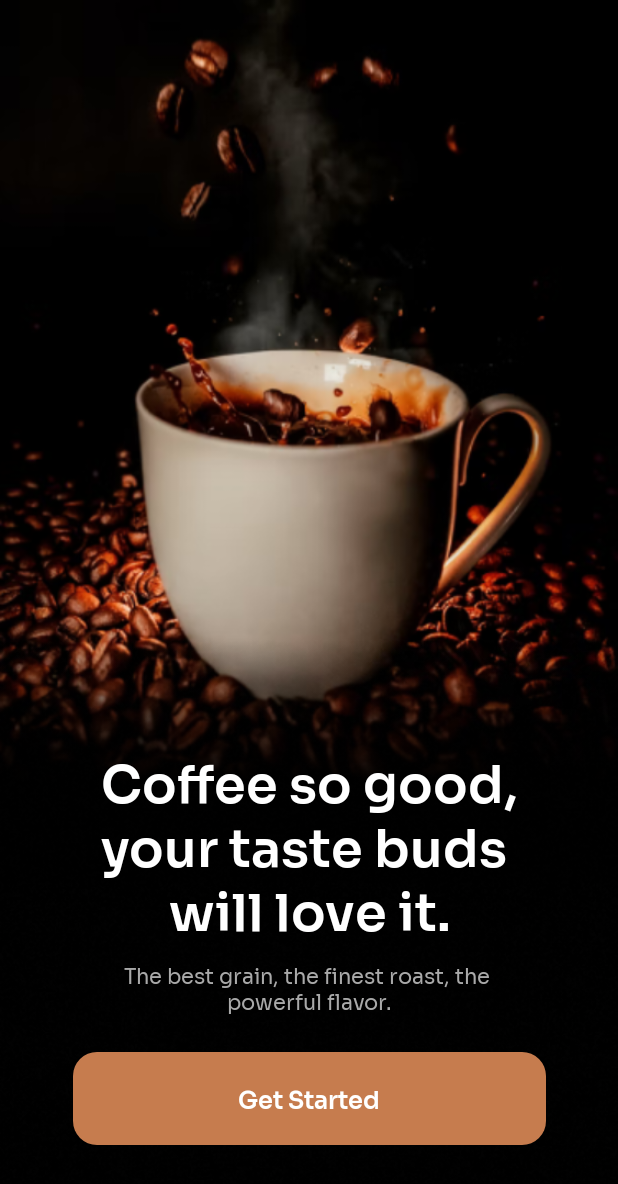
After one commit to Limbyc/MyApplication, an Android app: the layout registration_fragment.xml on its own in the app's theme, with its tools: preview values and no code run, on a phone screen of 412 x 824 dp. The commit adds this screen. Shown: the top 1184 px of the screen. Run offline under Robolectric (Android 15) with nearby library versions, the phone set to English and light mode, and no system bars.

Commit message:
create first page

```diff
--- a/app/build.gradle.kts
+++ b/app/build.gradle.kts
@@ -5,12 +5,12 @@ plugins {
 
 android {
     namespace = "com.valance.myapplication"
-    compileSdk = 33
+    compileSdk = 34
 
     defaultConfig {
         applicationId = "com.valance.myapplication"
         minSdk = 26
-        targetSdk = 33
+        targetSdk = 34
         versionCode = 1
         versionName = "1.0"
 
@@ -33,6 +33,9 @@ android {
     kotlinOptions {
         jvmTarget = "1.8"
     }
+    buildFeatures{
+        viewBinding = true
+    }
 }
 
 dependencies {
--- a/app/src/main/java/com/valance/myapplication/MainActivity.kt
+++ b/app/src/main/java/com/valance/myapplication/MainActivity.kt
@@ -2,10 +2,26 @@ package com.valance.myapplication
 
 import androidx.appcompat.app.AppCompatActivity
 import android.os.Bundle
+import androidx.core.view.WindowCompat
+import androidx.core.view.WindowInsetsCompat
+import androidx.core.view.WindowInsetsControllerCompat
+import com.valance.myapplication.databinding.ActivityMainBinding
 
 class MainActivity : AppCompatActivity() {
+    private lateinit var binding: ActivityMainBinding
     override fun onCreate(savedInstanceState: Bundle?) {
         super.onCreate(savedInstanceState)
-        setContentView(R.layout.activity_main)
+        binding = ActivityMainBinding.inflate(layoutInflater)
+        setContentView(binding.root)
+        hideSystemUI()
+    }
+
+    private fun hideSystemUI() {
+        WindowCompat.setDecorFitsSystemWindows(window, false)
+        WindowInsetsControllerCompat(window, binding.root).let { controller ->
+            controller.hide(WindowInsetsCompat.Type.systemBars())
+            controller.systemBarsBehavior =
+                WindowInsetsControllerCompat.BEHAVIOR_SHOW_TRANSIENT_BARS_BY_SWIPE
+        }
     }
 }
--- /dev/null
+++ b/app/src/main/java/com/valance/myapplication/ui/fragments/DetailFragment.kt
@@ -0,0 +1,4 @@
+package com.valance.myapplication.ui.fragments
+
+class DetailFragment {
+}
--- /dev/null
+++ b/app/src/main/java/com/valance/myapplication/ui/fragments/MainFragment.java
@@ -0,0 +1,4 @@
+package com.valance.myapplication.ui.fragments;
+
+public class MainFragment {
+}
--- /dev/null
+++ b/app/src/main/java/com/valance/myapplication/ui/fragments/OrderFragment.kt
@@ -0,0 +1,4 @@
+package com.valance.myapplication.ui.fragments
+
+class OrderFragment {
+}
--- /dev/null
+++ b/app/src/main/java/com/valance/myapplication/ui/fragments/StartingFragment.kt
@@ -0,0 +1,4 @@
+package com.valance.myapplication.ui.fragments
+
+class StartingFragment {
+}
--- /dev/null
+++ b/app/src/main/res/drawable/button_background.xml
@@ -0,0 +1,18 @@
+<?xml version="1.0" encoding="utf-8"?>
+<selector xmlns:android="http://schemas.android.com/apk/res/android">
+
+    <item android:state_pressed="true">
+        <shape android:shape="rectangle">
+            <corners android:radius="16dp" />
+            <solid android:color="@color/button_pressed" />
+        </shape>
+    </item>
+
+    <item>
+        <shape android:shape="rectangle">
+            <corners android:radius="16dp" />
+            <solid android:color="@color/button" />
+        </shape>
+    </item>
+
+</selector>
--- /dev/null
+++ b/app/src/main/res/layout/registration_fragment.xml
@@ -0,0 +1,78 @@
+<?xml version="1.0" encoding="utf-8"?>
+<FrameLayout xmlns:android="http://schemas.android.com/apk/res/android"
+    xmlns:tools="http://schemas.android.com/tools"
+    android:layout_width="match_parent"
+    android:layout_height="match_parent"
+    xmlns:app="http://schemas.android.com/apk/res-auto">
+
+    <androidx.appcompat.widget.AppCompatImageView
+        android:layout_width="match_parent"
+        android:layout_height="match_parent"
+        android:scaleType="fitStart"
+        android:src="@drawable/coffee" />
+
+    <androidx.appcompat.widget.AppCompatImageView
+        android:layout_width="match_parent"
+        android:layout_height="match_parent"
+        android:scaleType="fitEnd"
+        android:layout_gravity="bottom"
+        android:src="@drawable/affect" />
+
+    <androidx.constraintlayout.widget.ConstraintLayout
+        android:layout_width="match_parent"
+        android:layout_height="match_parent">
+
+        <androidx.constraintlayout.widget.Guideline
+            android:id="@+id/guideline"
+            android:layout_width="match_parent"
+            android:layout_height="wrap_content"
+            android:orientation="horizontal"
+            app:layout_constraintGuide_percent="0.6" />
+
+        <androidx.appcompat.widget.AppCompatTextView
+            android:id="@+id/appCompatTextView"
+            android:layout_width="match_parent"
+            android:layout_height="wrap_content"
+            android:layout_gravity="bottom"
+            android:fontFamily="@font/sora_semibold"
+            android:gravity="center"
+            android:text="@string/coffee_so_good_your_taste_buds_will_love_it"
+            android:textColor="@color/white"
+            android:textSize="34sp"
+            app:layout_constraintTop_toTopOf="@+id/guideline" />
+
+        <androidx.appcompat.widget.AppCompatTextView
+            android:id="@+id/appCompatTextView2"
+            android:layout_width="match_parent"
+            android:layout_height="wrap_content"
+            android:layout_gravity="bottom"
+            android:fontFamily="@font/sora_regular"
+            android:gravity="center"
+            android:text="@string/the_best_grain_the_finest_roast_the_powerful_flavor"
+            android:textColor="@color/text"
+            android:textSize="14sp"
+            android:layout_marginTop="8dp"
+            app:layout_constraintTop_toBottomOf="@+id/appCompatTextView"
+            tools:layout_editor_absoluteX="0dp" />
+
+        <androidx.appcompat.widget.AppCompatTextView
+            android:id="@+id/appCompatTextView3"
+            android:layout_width="315dp"
+            android:layout_height="62dp"
+            android:layout_gravity="bottom"
+            android:layout_marginTop="24dp"
+            android:background="@drawable/button_background"
+            android:fontFamily="@font/sora_semibold"
+            android:gravity="center"
+            android:text="@string/get_started"
+            android:textColor="@color/white"
+            android:textSize="16sp"
+            app:layout_constraintEnd_toEndOf="parent"
+            app:layout_constraintStart_toStartOf="parent"
+            app:layout_constraintTop_toBottomOf="@+id/appCompatTextView2"
+            android:clickable="true"
+            />
+
+    </androidx.constraintlayout.widget.ConstraintLayout>
+
+</FrameLayout>
--- a/app/src/main/res/values/colors.xml
+++ b/app/src/main/res/values/colors.xml
@@ -2,4 +2,9 @@
 <resources>
     <color name="black">#FF000000</color>
     <color name="white">#FFFFFFFF</color>
+
+<!--    registration colors-->
+    <color name="text">#A9A9A9</color>
+    <color name="button">#C67C4E</color>
+    <color name="button_pressed">#CC9573</color>
 </resources>
--- a/app/src/main/res/values/strings.xml
+++ b/app/src/main/res/values/strings.xml
@@ -1,3 +1,8 @@
 <resources>
     <string name="app_name">My Application</string>
+    <string name="a_cup_of_coffee">a cup of coffee</string>
+    <string name="affect">affect</string>
+    <string name="coffee_so_good_your_taste_buds_will_love_it">Coffee so good,\nyour taste buds \nwill love it.</string>
+    <string name="the_best_grain_the_finest_roast_the_powerful_flavor">The best grain, the finest roast, the \npowerful flavor.</string>
+    <string name="get_started">Get Started</string>
 </resources>
```
Also changed, not shown: app/src/main/res/drawable/affect.png (added), app/src/main/res/drawable/coffee.png (added), app/src/main/res/font/sora_regular.ttf (added), app/src/main/res/font/sora_semibold.ttf (added).
